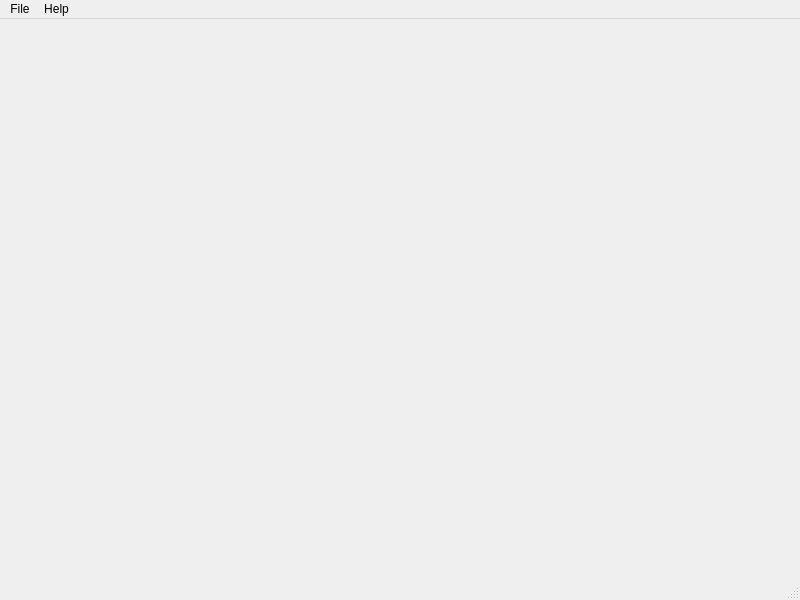
Above: Tools/OctreeFarm/MainWindow.ui from krre/origin before the change. Below: the same form after it.
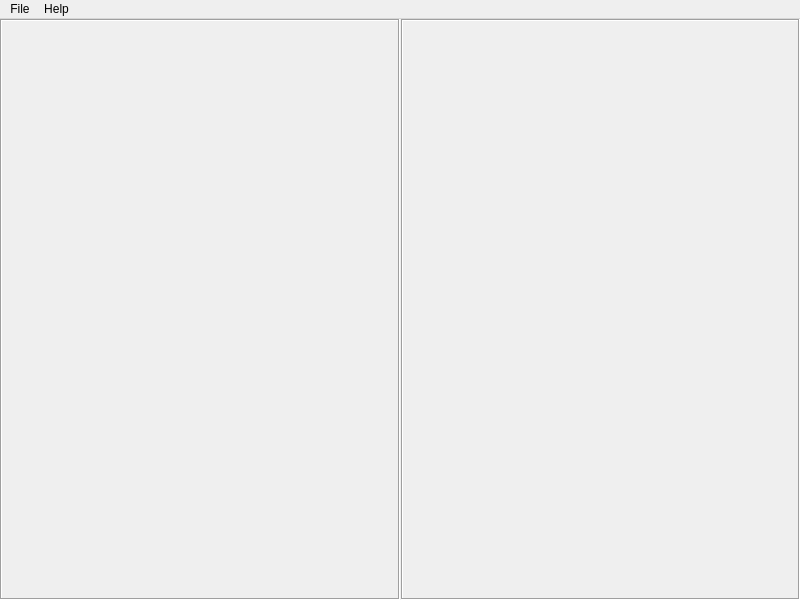
That is the form after the change.

Commit message: OctreeFarm: Add splitter to main window

Diff of the .ui file:
```diff
--- a/Tools/OctreeFarm/MainWindow.ui
+++ b/Tools/OctreeFarm/MainWindow.ui
@@ -13,7 +13,66 @@
   <property name="windowTitle">
    <string>MainWindow</string>
   </property>
-  <widget class="QWidget" name="centralwidget"/>
+  <widget class="QWidget" name="centralwidget">
+   <layout class="QHBoxLayout" name="horizontalLayout">
+    <property name="spacing">
+     <number>0</number>
+    </property>
+    <property name="leftMargin">
+     <number>0</number>
+    </property>
+    <property name="topMargin">
+     <number>0</number>
+    </property>
+    <property name="rightMargin">
+     <number>0</number>
+    </property>
+    <property name="bottomMargin">
+     <number>0</number>
+    </property>
+    <item>
+     <widget class="QSplitter" name="splitter">
+      <property name="orientation">
+       <enum>Qt::Horizontal</enum>
+      </property>
+      <property name="handleWidth">
+       <number>1</number>
+      </property>
+      <property name="childrenCollapsible">
+       <bool>false</bool>
+      </property>
+      <widget class="QFrame" name="frameProperties">
+       <property name="minimumSize">
+        <size>
+         <width>50</width>
+         <height>0</height>
+        </size>
+       </property>
+       <property name="frameShape">
+        <enum>QFrame::Box</enum>
+       </property>
+       <property name="frameShadow">
+        <enum>QFrame::Sunken</enum>
+       </property>
+      </widget>
+      <widget class="QFrame" name="frameViewport">
+       <property name="minimumSize">
+        <size>
+         <width>50</width>
+         <height>0</height>
+        </size>
+       </property>
+       <property name="frameShape">
+        <enum>QFrame::Box</enum>
+       </property>
+       <property name="frameShadow">
+        <enum>QFrame::Sunken</enum>
+       </property>
+      </widget>
+     </widget>
+    </item>
+   </layout>
+  </widget>
   <widget class="QMenuBar" name="menubar">
    <property name="geometry">
     <rect>
@@ -37,7 +96,6 @@
    <addaction name="menuFile"/>
    <addaction name="menuHelp"/>
   </widget>
-  <widget class="QStatusBar" name="statusbar"/>
   <action name="actionAbout">
    <property name="text">
     <string>About...</string>
```
The commit also changes 3 other files.
